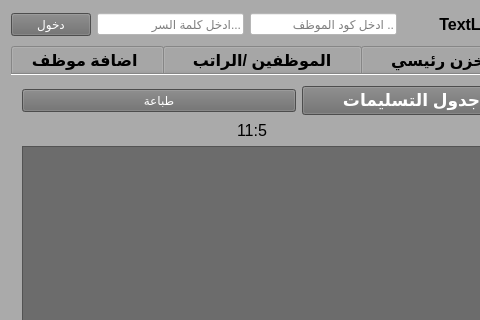
The window that mainwindow.ui (xman199775/jeanscar) describes before a commit, drawn with Qt 5; both pictures show x 0 to 480 and y 0 to 320 of the 1436 by 837 pixel window.
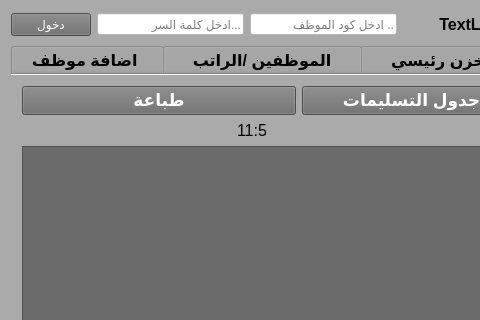
The same window after the commit. The open tabs and pages were chosen to show the change. Icons and pictures are not drawn.

What changed in the file:
```diff
--- a/mainwindow.ui
+++ b/mainwindow.ui
@@ -8286,6 +8286,13 @@
          <layout class="QHBoxLayout" name="horizontalLayout_17">
           <item>
            <widget class="QPushButton" name="print_tash8el">
+            <property name="font">
+             <font>
+              <pointsize>13</pointsize>
+              <weight>75</weight>
+              <bold>true</bold>
+             </font>
+            </property>
             <property name="cursor">
              <cursorShape>PointingHandCursor</cursorShape>
             </property>
```
Left out of the diff: 6 changed lines with no effect on the pictures.
